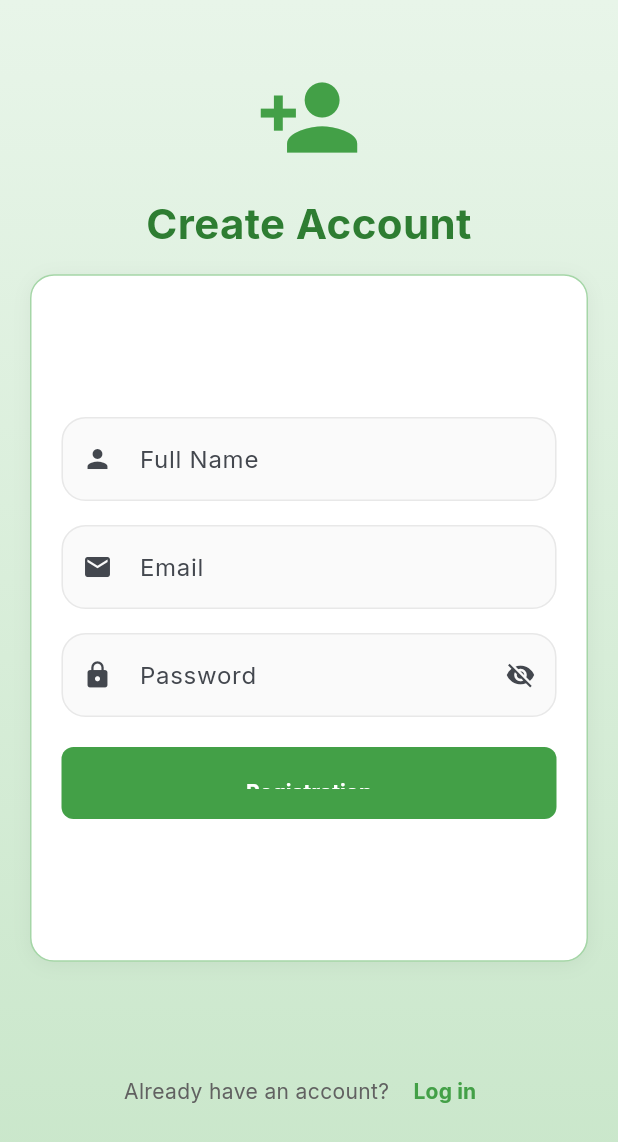
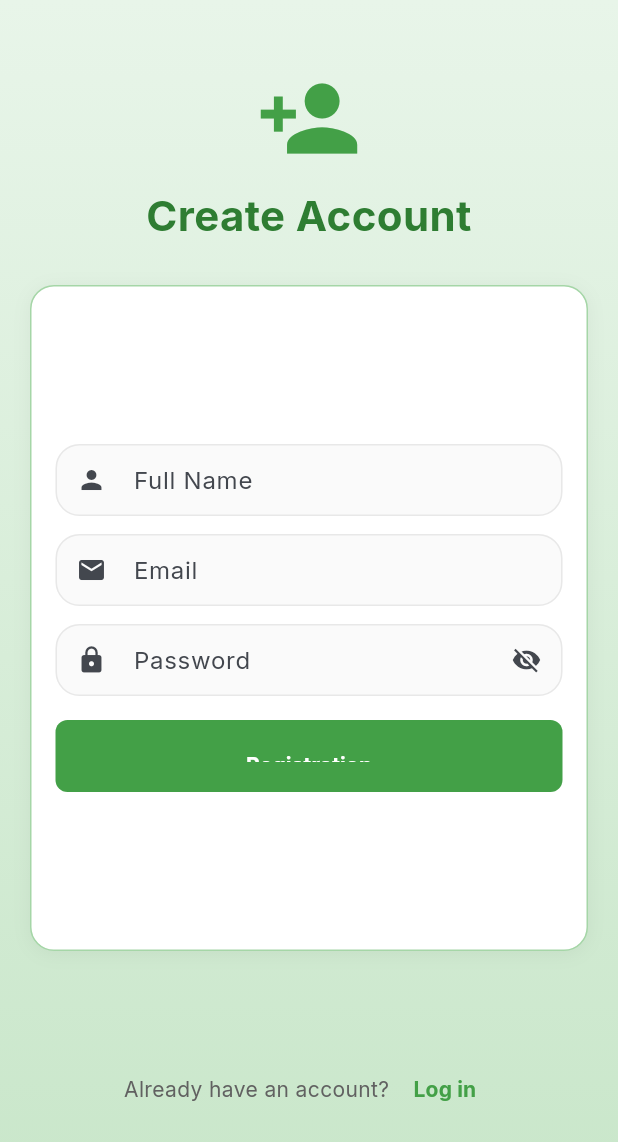
Before and after one commit to kirieievv/plantcare, a Flutter app: the screen it shows after launch, after a tap on "Registration", on a phone screen of 412 x 824 dp. Shown: the top 1142 px of the screen. Run offline on Flutter 3.47's test engine with Material 3 defaults, Android fonts, the phone set to English and light mode, and no system bars; our stand-ins replace animated_text_kit, cloud_firestore, firebase_auth, firebase_core, firebase_storage, fl_chart and 7 more; accounts and stored records are empty.

Commit message:
Make splash and auth screens more compact with reduced spacing between elements

```diff
--- a/plant_care/lib/screens/auth_screen.dart
+++ b/plant_care/lib/screens/auth_screen.dart
@@ -126,7 +126,7 @@ class _AuthScreenState extends State<AuthScreen> {
                                 size: iconSize,
                                 color: Colors.green.shade600,
                               ),
-                              SizedBox(height: isVerySmallScreen ? 12 : 16),
+                              SizedBox(height: isVerySmallScreen ? 8 : 10),
                               Text(
                                 _isLogin ? 'Welcome Back' : 'Create Account',
                                 style: TextStyle(
@@ -140,12 +140,15 @@ class _AuthScreenState extends State<AuthScreen> {
                           ),
                         ),
 
+                        // Reduced spacing between sections
+                        SizedBox(height: isVerySmallScreen ? 8 : 12),
+
                         // Form section
                         Flexible(
                           flex: 3,
                           child: Container(
                             width: double.infinity,
-                            padding: EdgeInsets.all(isVerySmallScreen ? 16 : 20),
+                            padding: EdgeInsets.all(isVerySmallScreen ? 12 : 16),
                             decoration: BoxDecoration(
                               color: Colors.white,
                               borderRadius: BorderRadius.circular(16),
@@ -177,7 +180,7 @@ class _AuthScreenState extends State<AuthScreen> {
                                         ),
                                         contentPadding: EdgeInsets.symmetric(
                                           horizontal: 12,
-                                          vertical: isVerySmallScreen ? 12 : 16,
+                                          vertical: isVerySmallScreen ? 10 : 12,
                                         ),
                                       ),
                                       validator: (value) {
@@ -187,7 +190,7 @@ class _AuthScreenState extends State<AuthScreen> {
                                         return null;
                                       },
                                     ),
-                                    SizedBox(height: isVerySmallScreen ? 12 : 16),
+                                    SizedBox(height: isVerySmallScreen ? 8 : 12),
                                   ],
 
                                   // Email field
@@ -203,7 +206,7 @@ class _AuthScreenState extends State<AuthScreen> {
                                       ),
                                       contentPadding: EdgeInsets.symmetric(
                                         horizontal: 12,
-                                        vertical: isVerySmallScreen ? 12 : 16,
+                                        vertical: isVerySmallScreen ? 10 : 12,
                                       ),
                                     ),
                                     validator: (value) {
@@ -216,7 +219,7 @@ class _AuthScreenState extends State<AuthScreen> {
                                       return null;
                                     },
                                   ),
-                                  SizedBox(height: isVerySmallScreen ? 12 : 16),
+                                  SizedBox(height: isVerySmallScreen ? 8 : 12),
 
                                   // Password field
                                   TextFormField(
@@ -238,7 +241,7 @@ class _AuthScreenState extends State<AuthScreen> {
                                       ),
                                       contentPadding: EdgeInsets.symmetric(
                                         horizontal: 12,
-                                        vertical: isVerySmallScreen ? 12 : 16,
+                                        vertical: isVerySmallScreen ? 10 : 12,
                                       ),
                                     ),
                                     validator: (value) {
@@ -254,7 +257,7 @@ class _AuthScreenState extends State<AuthScreen> {
 
                                   // Remember me checkbox (only for login)
                                   if (_isLogin) ...[
-                                    SizedBox(height: isVerySmallScreen ? 12 : 16),
+                                    SizedBox(height: isVerySmallScreen ? 8 : 12),
                                     Row(
                                       children: [
                                         Checkbox(
@@ -269,7 +272,7 @@ class _AuthScreenState extends State<AuthScreen> {
                                     ),
                                   ],
 
-                                  SizedBox(height: isVerySmallScreen ? 16 : 20),
+                                  SizedBox(height: isVerySmallScreen ? 12 : 16),
 
                                   // Submit button
                                   SizedBox(
@@ -308,13 +311,16 @@ class _AuthScreenState extends State<AuthScreen> {
                           ),
                         ),
 
+                        // Reduced spacing between sections
+                        SizedBox(height: isVerySmallScreen ? 8 : 12),
+
                         // Toggle mode section
                         Flexible(
                           flex: 1,
                           child: Column(
                             mainAxisAlignment: MainAxisAlignment.center,
                             children: [
-                              SizedBox(height: isVerySmallScreen ? 16 : 20),
+                              SizedBox(height: isVerySmallScreen ? 8 : 12),
                               Row(
                                 mainAxisAlignment: MainAxisAlignment.center,
                                 children: [
--- a/plant_care/lib/screens/splash_screen.dart
+++ b/plant_care/lib/screens/splash_screen.dart
@@ -69,7 +69,7 @@ class _SplashScreenState extends State<SplashScreen> {
                                 size: iconSize,
                                 color: Colors.green.shade600,
                               ),
-                              SizedBox(height: isVerySmallScreen ? 12 : 16),
+                              SizedBox(height: isVerySmallScreen ? 8 : 10),
                               Text(
                                 'Plant Care',
                                 style: TextStyle(
@@ -79,7 +79,7 @@ class _SplashScreenState extends State<SplashScreen> {
                                 ),
                                 textAlign: TextAlign.center,
                               ),
-                              SizedBox(height: isVerySmallScreen ? 8 : 12),
+                              SizedBox(height: isVerySmallScreen ? 4 : 6),
                               Text(
                                 'Your personal plant care assistant',
                                 style: TextStyle(
@@ -91,6 +91,9 @@ class _SplashScreenState extends State<SplashScreen> {
                             ],
                           ),
                         ),
+
+                        // Reduced spacing between sections
+                        SizedBox(height: isVerySmallScreen ? 8 : 12),
 
                         // Middle section with buttons
                         Flexible(
@@ -127,7 +130,7 @@ class _SplashScreenState extends State<SplashScreen> {
                                   ),
                                 ),
                               ),
-                              SizedBox(height: isVerySmallScreen ? 8 : 10),
+                              SizedBox(height: isVerySmallScreen ? 6 : 8),
 
                               // Log in Button
                               SizedBox(
@@ -161,12 +164,15 @@ class _SplashScreenState extends State<SplashScreen> {
                           ),
                         ),
 
+                        // Reduced spacing between sections
+                        SizedBox(height: isVerySmallScreen ? 8 : 12),
+
                         // Bottom section with description
                         Flexible(
                           flex: 1,
                           child: Container(
                             width: double.infinity,
-                            padding: EdgeInsets.all(isVerySmallScreen ? 16 : 20),
+                            padding: EdgeInsets.all(isVerySmallScreen ? 12 : 16),
                             decoration: BoxDecoration(
                               color: Colors.white,
                               borderRadius: BorderRadius.circular(16),
@@ -184,10 +190,10 @@ class _SplashScreenState extends State<SplashScreen> {
                               children: [
                                 Icon(
                                   Icons.eco,
-                                  size: isVerySmallScreen ? 20 : 24,
+                                  size: isVerySmallScreen ? 18 : 20,
                                   color: Colors.green.shade600,
                                 ),
-                                SizedBox(height: isVerySmallScreen ? 8 : 12),
+                                SizedBox(height: isVerySmallScreen ? 6 : 8),
                                 Text(
                                   'Monitor your plants, get care tips, and track their health with our smart plant care system.',
                                   style: TextStyle(
```
